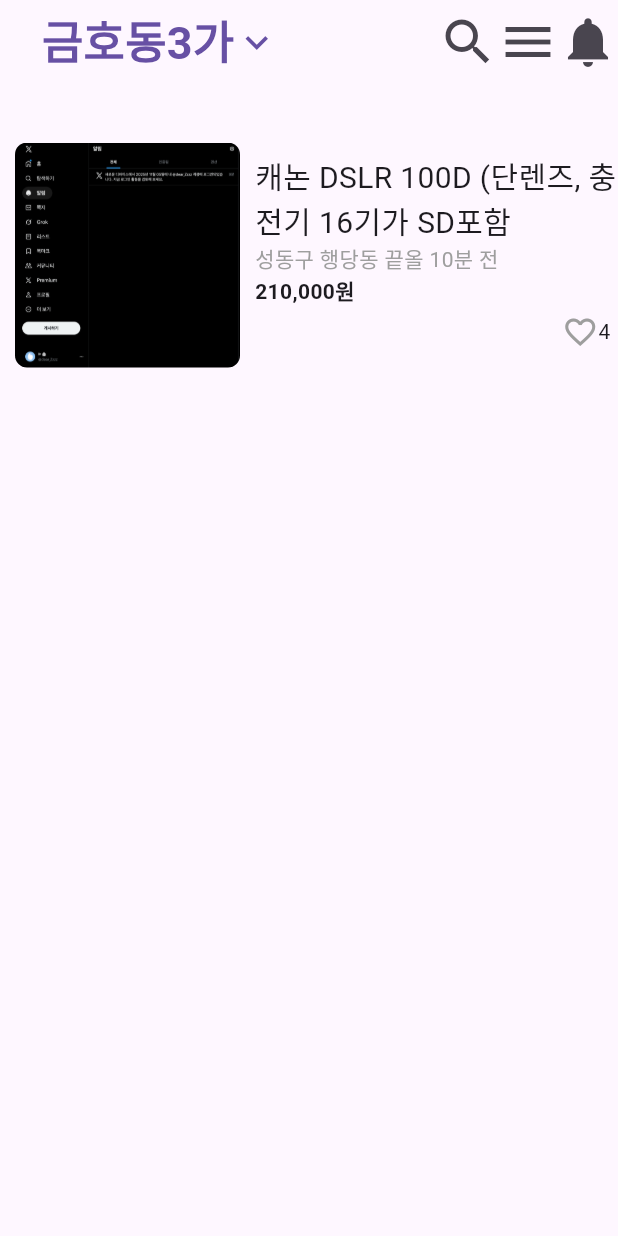
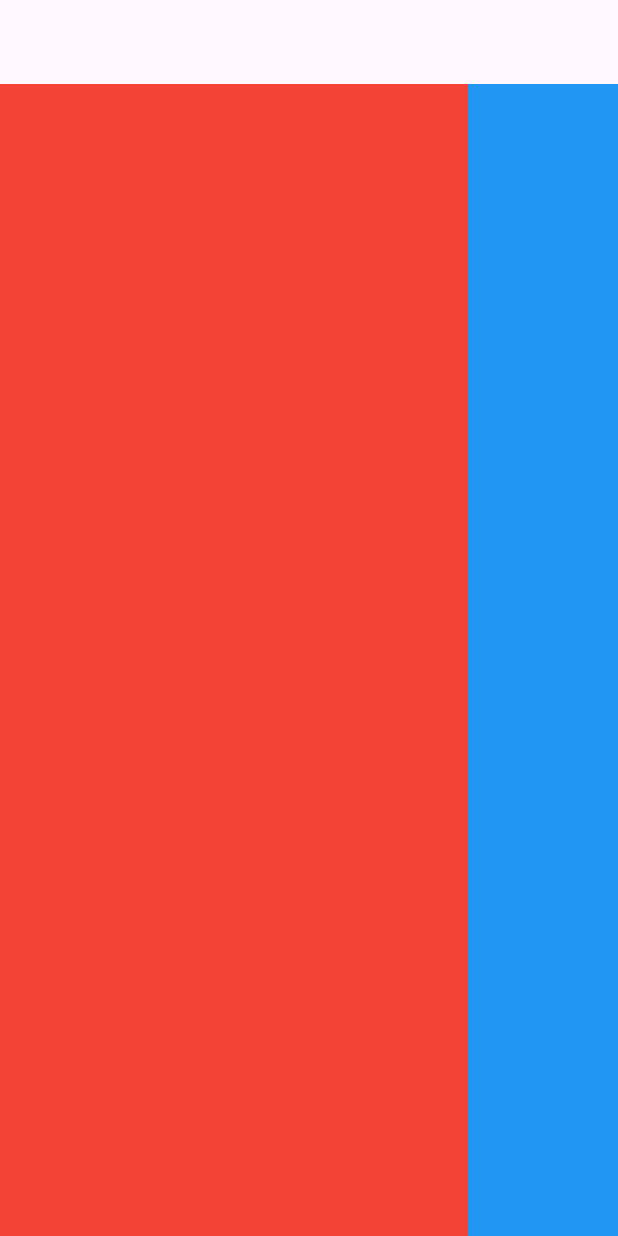
Before and after one commit to 938938/flutter_learn, a Flutter app: the screen it shows after launch, on a phone screen of 412 x 824 dp. Run offline on Flutter 3.47's test engine with Material 3 defaults, Android fonts, the light colour scheme and no system bars.

Commit message:
[FEAT] Flexible 강의

```diff
--- a/lib/main.dart
+++ b/lib/main.dart
@@ -73,62 +73,73 @@
       //     child: ElevatedButton(onPressed: (){}, child: Text('글자'), style: ButtonStyle(),), // TextButton, IconButton, ElevatedButton
       //   ),
       // ),
+      // home: Scaffold(
+      //   appBar: PreferredSize(
+      //     preferredSize: Size.fromHeight(70),
+      //     child: AppBar(
+      //       title: TextButton(onPressed: (){}, child: Row(
+      //         children: [
+      //           Text('금호동3가', style: TextStyle(fontSize: 30, fontWeight: FontWeight.w700),),
+      //           Icon(Icons.keyboard_arrow_down, size: 30,)
+      //         ],
+      //       ),),
+      //       actions: [Icon(Icons.search, size:40), Icon(Icons.menu, size: 40,), Icon(Icons.notifications, size: 40,)],
+      //     ),
+      //   ),
+      //   body: Align(
+      //     alignment: Alignment.topLeft,
+      //     child: Container(
+      //       width: double.infinity,
+      //       height: 200,
+      //       child: Row(
+      //         children: [
+      //           Container(
+      //             child:
+      //             ClipRRect(
+      //               borderRadius: BorderRadius.circular(8.0),
+      //               child: Image.asset(
+      //                   'assets/123.png',width: 150,
+      //                   height: 150,
+      //                   fit: BoxFit.cover
+      //               ),
+      //             ),
+      //             padding: EdgeInsets.all(10),
+      //           ),
+      //           Flexible(child: Column(
+      //             mainAxisAlignment: MainAxisAlignment.center,
+      //             crossAxisAlignment: CrossAxisAlignment.start,
+      //             children: [
+      //               Text('캐논 DSLR 100D (단렌즈, 충전기 16기가 SD포함', style: TextStyle(fontSize: 20),),
+      //               Text('성동구 행당동 끝올 10분 전', style: TextStyle(color: Colors.grey),),
+      //               Text('210,000원', style: TextStyle(fontWeight: FontWeight.w700),),
+      //               Container(
+      //                 padding: EdgeInsets.all(5),
+      //                 child: Row(
+      //                   mainAxisAlignment: MainAxisAlignment.end,
+      //                   children: [
+      //                     Icon(Icons.favorite_border, color: Colors.grey,),
+      //                     Text('4'),
+      //                   ],
+      //                 ),
+      //               )
+      //             ],
+      //           ))
+      //         ],
+      //       ),
+      //     ),
+      //   )
+      // ),
       home: Scaffold(
-        appBar: PreferredSize(
-          preferredSize: Size.fromHeight(70),
-          child: AppBar(
-            title: TextButton(onPressed: (){}, child: Row(
-              children: [
-                Text('금호동3가', style: TextStyle(fontSize: 30, fontWeight: FontWeight.w700),),
-                Icon(Icons.keyboard_arrow_down, size: 30,)
-              ],
-            ),),
-            actions: [Icon(Icons.search, size:40), Icon(Icons.menu, size: 40,), Icon(Icons.notifications, size: 40,)],
-          ),
+        appBar: AppBar(),
+        body: Row(
+          children: [
+            // Flexible(child: Container(color: Colors.red,), flex: 3,), // 비율로 설정하고 싶을 때
+            // Flexible(child: Container(color: Colors.blue,), flex: 7,)
+            Expanded(child: Container(color: Colors.red,)), // flex 1 과 똑같음. Row() 안에서 박스 하나만 꽉 채우고 싶으면 Expanded
+            Container(width: 100, color: Colors.blue,)
+          ],
         ),
-        body: Align(
-          alignment: Alignment.topLeft,
-          child: Container(
-            width: double.infinity,
-            height: 200,
-            child: Row(
-              children: [
-                Container(
-                  child:
-                  ClipRRect(
-                    borderRadius: BorderRadius.circular(8.0),
-                    child: Image.asset(
-                        'assets/123.png',width: 150,
-                        height: 150,
-                        fit: BoxFit.cover
-                    ),
-                  ),
-                  padding: EdgeInsets.all(10),
-                ),
-                Flexible(child: Column(
-                  mainAxisAlignment: MainAxisAlignment.center,
-                  crossAxisAlignment: CrossAxisAlignment.start,
-                  children: [
-                    Text('캐논 DSLR 100D (단렌즈, 충전기 16기가 SD포함', style: TextStyle(fontSize: 20),),
-                    Text('성동구 행당동 끝올 10분 전', style: TextStyle(color: Colors.grey),),
-                    Text('210,000원', style: TextStyle(fontWeight: FontWeight.w700),),
-                    Container(
-                      padding: EdgeInsets.all(5),
-                      child: Row(
-                        mainAxisAlignment: MainAxisAlignment.end,
-                        children: [
-                          Icon(Icons.favorite_border, color: Colors.grey,),
-                          Text('4'),
-                        ],
-                      ),
-                    )
-                  ],
-                ))
-              ],
-            ),
-          ),
-        )
-      ),
+      )
     );
   }
 }
```
